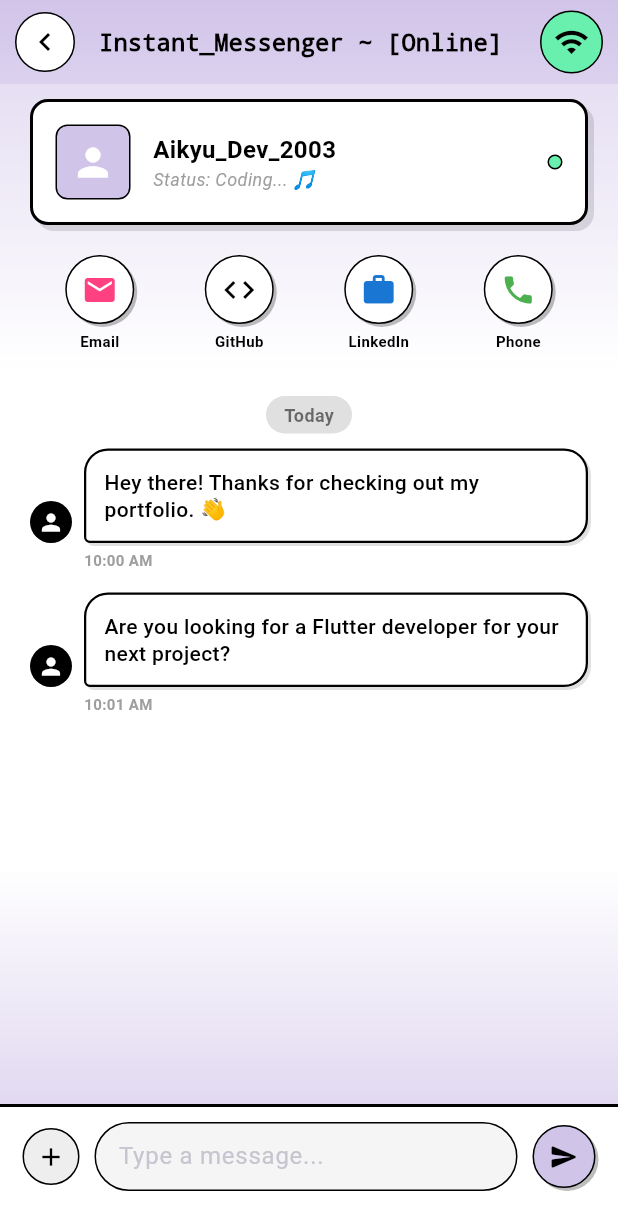
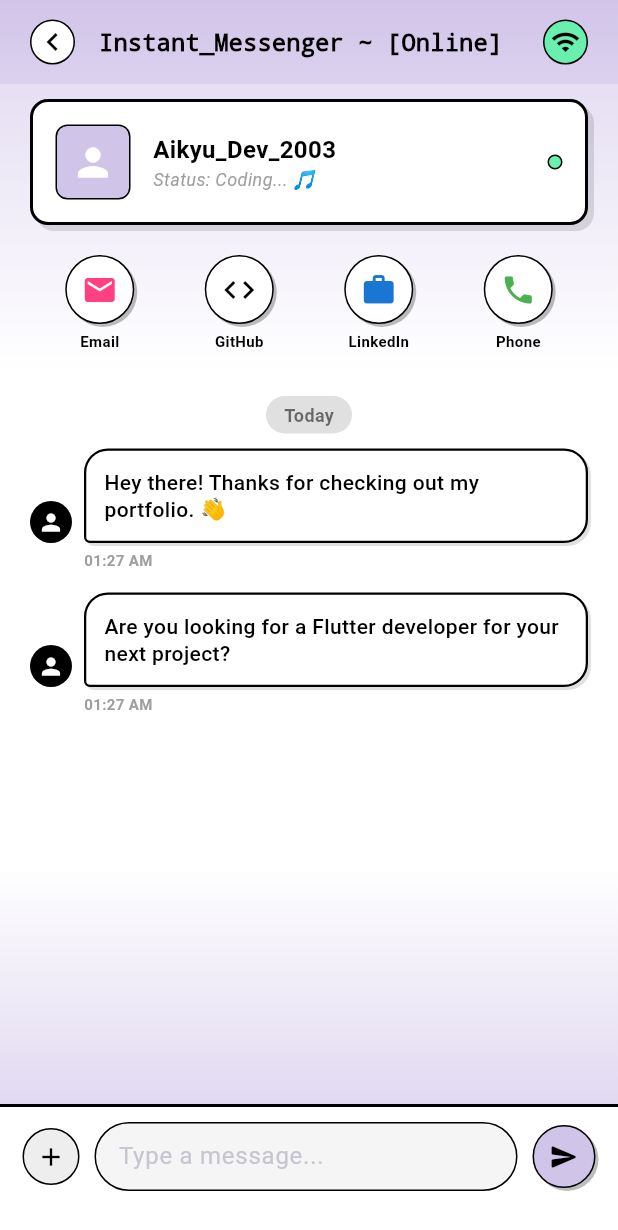
Before and after one commit to ParIQad/portfolio, a Flutter app: the ContactScreen screen opened directly, on a phone screen of 412 x 824 dp. Shown: the top 1230 px of the screen. Run offline on Flutter 3.47's test engine with Material 3 defaults, Android fonts, the phone set to English and light mode, and no system bars.

Commit message:
Adjust UI elements - page name

```diff
--- a/lib/screens/contact_screen.dart
+++ b/lib/screens/contact_screen.dart
@@ -25,8 +25,16 @@ class _ContactScreenState extends State<ContactScreen> {
 
   // 2. Dummy Chat History Data
   final List<ChatMessage> _messages = [
-    ChatMessage(text: "Hey there! Thanks for checking out my portfolio. 👋", isMe: false, time: "10:00 AM"),
-    ChatMessage(text: "Are you looking for a Flutter developer for your next project?", isMe: false, time: "10:01 AM"),
+    ChatMessage(
+      text: "Hey there! Thanks for checking out my portfolio. 👋",
+      isMe: false,
+      time: "01:27 AM",
+    ),
+    ChatMessage(
+      text: "Are you looking for a Flutter developer for your next project?",
+      isMe: false,
+      time: "01:27 AM",
+    ),
   ];
 
   Future<void> _launchURL(String urlString) async {
@@ -50,25 +58,33 @@ class _ContactScreenState extends State<ContactScreen> {
         titleSpacing: 16,
         title: const Text(
           "Instant_Messenger ~ [Online]",
-          style: TextStyle(color: Colors.black, fontWeight: FontWeight.bold, fontFamily: 'Courier', fontSize: 16),
+          style: TextStyle(
+            color: Colors.black,
+            fontWeight: FontWeight.bold,
+            fontFamily: 'Courier',
+            fontSize: 16,
+          ),
         ),
         backgroundColor: Colors.transparent,
         elevation: 0,
         leadingWidth: 50,
         leading: Padding(
-          padding: const EdgeInsets.only(left: 10, top: 8, bottom: 8, right: 0),
+          padding: const EdgeInsets.only(left: 20, top: 8, bottom: 8, right: 0),
           child: GestureDetector(
             onTap: () => Navigator.pop(context),
             child: Container(
               decoration: BoxDecoration(
                 color: Colors.white,
                 shape: BoxShape.circle,
-                border: Border.all(color: Colors.black, width: 1), // The black border
+                border: Border.all(
+                  color: Colors.black,
+                  width: 1,
+                ), // The black border
               ),
               child: const Icon(
                 Icons.chevron_left, // Use chevron for that specific look
                 color: Colors.black,
-                size: 24
+                size: 24,
               ),
             ),
           ),
@@ -76,15 +92,15 @@ class _ContactScreenState extends State<ContactScreen> {
         actions: [
           // A little retro decorative button
           Container(
-             margin: const EdgeInsets.only(right: 10),
-             padding: const EdgeInsets.all(8),
+            margin: const EdgeInsets.only(right: 20),
+            padding: const EdgeInsets.all(4),
             decoration: BoxDecoration(
               border: Border.all(color: Colors.black),
               shape: BoxShape.circle,
-                color: Colors.greenAccent
+              color: Colors.greenAccent,
             ),
-             child: const Icon(Icons.wifi, size: 24, color: Colors.black)
-           )
+            child: const Icon(Icons.wifi, size: 20, color: Colors.black),
+          ),
         ],
       ),
       // 3. Main Layout switched to Column for expanding chat area
@@ -104,30 +120,63 @@ class _ContactScreenState extends State<ContactScreen> {
                   decoration: BoxDecoration(
                     color: Colors.white,
                     border: Border.all(color: Colors.black, width: 2),
-                    boxShadow: const [BoxShadow(color: Colors.black12, offset: Offset(4, 4), blurRadius: 0)],
+                    boxShadow: const [
+                      BoxShadow(
+                        color: Colors.black12,
+                        offset: Offset(4, 4),
+                        blurRadius: 0,
+                      ),
+                    ],
                     borderRadius: BorderRadius.circular(12),
                   ),
                   child: Row(
                     children: [
                       Container(
-                        width: 50, height: 50,
+                        width: 50,
+                        height: 50,
                         decoration: BoxDecoration(
                           color: const Color(0xFFD1C4E9),
                           border: Border.all(color: Colors.black),
                           borderRadius: BorderRadius.circular(8),
                         ),
-                        child: const Icon(Icons.person, size: 30, color: Colors.white),
+                        child: const Icon(
+                          Icons.person,
+                          size: 30,
+                          color: Colors.white,
+                        ),
                       ),
                       const SizedBox(width: 15),
                       const Column(
                         crossAxisAlignment: CrossAxisAlignment.start,
                         children: [
-                          Text("Aikyu_Dev_2003", style: TextStyle(fontWeight: FontWeight.bold, fontSize: 16, color: Colors.black)),
-                          Text("Status: Coding... 🎵", style: TextStyle(color: Colors.grey, fontStyle: FontStyle.italic, fontSize: 12)),
+                          Text(
+                            "Aikyu_Dev_2003",
+                            style: TextStyle(
+                              fontWeight: FontWeight.bold,
+                              fontSize: 16,
+                              color: Colors.black,
+                            ),
+                          ),
+                          Text(
+                            "Status: Coding... 🎵",
+                            style: TextStyle(
+                              color: Colors.grey,
+                              fontStyle: FontStyle.italic,
+                              fontSize: 12,
+                            ),
+                          ),
                         ],
                       ),
                       const Spacer(),
-                      Container(width: 10, height: 10, decoration: BoxDecoration(color: Colors.greenAccent, shape: BoxShape.circle, border: Border.all(color: Colors.black))),
+                      Container(
+                        width: 10,
+                        height: 10,
+                        decoration: BoxDecoration(
+                          color: Colors.greenAccent,
+                          shape: BoxShape.circle,
+                          border: Border.all(color: Colors.black),
+                        ),
+                      ),
                     ],
                   ),
                 ),
@@ -136,10 +185,30 @@ class _ContactScreenState extends State<ContactScreen> {
                 Row(
                   mainAxisAlignment: MainAxisAlignment.spaceAround,
                   children: [
-                    _buildSocialButton(Icons.email, "Email", Colors.pinkAccent, () => _copyToClipboard(context, "parichad.w@kkumail.com")),
-                    _buildSocialButton(Icons.code, "GitHub", Colors.black, () => _launchURL("https://github.com")),
-                    _buildSocialButton(Icons.work, "LinkedIn", Colors.blue[700]!, () => _launchURL("https://www.linkedin.com")),
-                    _buildSocialButton(Icons.phone, "Phone", Colors.green, () => _copyToClipboard(context, "+66 97 358 3442")),
+                    _buildSocialButton(
+                      Icons.email,
+                      "Email",
+                      Colors.pinkAccent,
+                      () => _copyToClipboard(context, "parichad.w@kkumail.com"),
+                    ),
+                    _buildSocialButton(
+                      Icons.code,
+                      "GitHub",
+                      Colors.black,
+                      () => _launchURL("https://github.com"),
+                    ),
+                    _buildSocialButton(
+                      Icons.work,
+                      "LinkedIn",
+                      Colors.blue[700]!,
+                      () => _launchURL("https://www.linkedin.com"),
+                    ),
+                    _buildSocialButton(
+                      Icons.phone,
+                      "Phone",
+                      Colors.green,
+                      () => _copyToClipboard(context, "+66 97 358 3442"),
+                    ),
                   ],
                 ),
               ],
@@ -153,9 +222,16 @@ class _ContactScreenState extends State<ContactScreen> {
               padding: const EdgeInsets.symmetric(horizontal: 12, vertical: 4),
               decoration: BoxDecoration(
                 color: Colors.black12,
-                borderRadius: BorderRadius.circular(20)
+                borderRadius: BorderRadius.circular(20),
               ),
-              child: const Text("Today", style: TextStyle(fontSize: 12, fontWeight: FontWeight.bold, color: Colors.black54)),
+              child: const Text(
+                "Today",
+                style: TextStyle(
+                  fontSize: 12,
+                  fontWeight: FontWeight.bold,
+                  color: Colors.black54,
+                ),
+              ),
             ),
           ),
 
@@ -184,14 +260,18 @@ class _ContactScreenState extends State<ContactScreen> {
     return Padding(
       padding: const EdgeInsets.only(bottom: 15.0),
       child: Column(
-        crossAxisAlignment: message.isMe ? CrossAxisAlignment.end : CrossAxisAlignment.start,
+        crossAxisAlignment: message.isMe
+            ? CrossAxisAlignment.end
+            : CrossAxisAlignment.start,
         children: [
           Row(
-             mainAxisAlignment: message.isMe ? MainAxisAlignment.end : MainAxisAlignment.start,
+            mainAxisAlignment: message.isMe
+                ? MainAxisAlignment.end
+                : MainAxisAlignment.start,
             crossAxisAlignment: CrossAxisAlignment.end,
             children: [
               // If not me, show small avatar
-              if(!message.isMe) ...[
+              if (!message.isMe) ...[
                 const CircleAvatar(
                   radius: 14,
                   backgroundColor: Colors.black,
@@ -206,21 +286,38 @@ class _ContactScreenState extends State<ContactScreen> {
                   padding: const EdgeInsets.all(12),
                   decoration: BoxDecoration(
                     // Different color for me vs other
-                    color: message.isMe ? const Color(0xFFD1C4E9) : Colors.white,
+                    color: message.isMe
+                        ? const Color(0xFFD1C4E9)
+                        : Colors.white,
                     // Retro border and shadow
                     border: Border.all(color: Colors.black, width: 1.5),
-                    boxShadow: const [BoxShadow(color: Colors.black12, offset: Offset(2, 2), blurRadius: 0)],
+                    boxShadow: const [
+                      BoxShadow(
+                        color: Colors.black12,
+                        offset: Offset(2, 2),
+                        blurRadius: 0,
+                      ),
+                    ],
                     // Round corners differently based on sender
                     borderRadius: BorderRadius.only(
                       topLeft: const Radius.circular(16),
                       topRight: const Radius.circular(16),
-                      bottomLeft: message.isMe ? const Radius.circular(16) : const Radius.circular(4),
-                      bottomRight: message.isMe ? const Radius.circular(4) : const Radius.circular(16),
+                      bottomLeft: message.isMe
+                          ? const Radius.circular(16)
+                          : const Radius.circular(4),
+                      bottomRight: message.isMe
+                          ? const Radius.circular(4)
+                          : const Radius.circular(16),
                     ),
                   ),
                   child: Text(
                     message.text,
-                    style: const TextStyle(fontSize: 14, fontWeight: FontWeight.w500, height: 1.3, color: Colors.black),
+                    style: const TextStyle(
+                      fontSize: 14,
+                      fontWeight: FontWeight.w500,
+                      height: 1.3,
+                      color: Colors.black,
+                    ),
                   ),
                 ),
               ),
@@ -231,7 +328,11 @@ class _ContactScreenState extends State<ContactScreen> {
             padding: const EdgeInsets.only(top: 4, left: 36, right: 8),
             child: Text(
               message.time,
-              style: const TextStyle(fontSize: 10, color: Colors.grey, fontWeight: FontWeight.bold),
+              style: const TextStyle(
+                fontSize: 10,
+                color: Colors.grey,
+                fontWeight: FontWeight.bold,
+              ),
             ),
           ),
         ],
@@ -242,7 +343,12 @@ class _ContactScreenState extends State<ContactScreen> {
   // 5. Widget for the bottom input field
   Widget _buildInputArea() {
     return Container(
-      padding: const EdgeInsets.fromLTRB(15, 10, 15, 30), // Extra bottom padding for iOS
+      padding: const EdgeInsets.fromLTRB(
+        15,
+        10,
+        15,
+        30,
+      ), // Extra bottom padding for iOS
       decoration: const BoxDecoration(
         color: Colors.white,
         border: Border(top: BorderSide(color: Colors.black, width: 2)),
@@ -255,7 +361,7 @@ class _ContactScreenState extends State<ContactScreen> {
             decoration: BoxDecoration(
               border: Border.all(color: Colors.black),
               shape: BoxShape.circle,
-               color: Colors.grey[200]
+              color: Colors.grey[200],
             ),
             child: const Icon(Icons.add, color: Colors.black, size: 20),
           ),
@@ -276,7 +382,7 @@ class _ContactScreenState extends State<ContactScreen> {
                   hintText: "Type a message...",
                   border: InputBorder.none,
                   isDense: true,
-                  contentPadding: EdgeInsets.symmetric(vertical: 10)
+                  contentPadding: EdgeInsets.symmetric(vertical: 10),
                 ),
               ),
             ),
@@ -291,9 +397,19 @@ class _ContactScreenState extends State<ContactScreen> {
                 color: const Color(0xFFD1C4E9), // Theme color
                 border: Border.all(color: Colors.black),
                 shape: BoxShape.circle,
-                 boxShadow: const [BoxShadow(color: Colors.black26, offset: Offset(2,2), blurRadius: 0)]
+                boxShadow: const [
+                  BoxShadow(
+                    color: Colors.black26,
+                    offset: Offset(2, 2),
+                    blurRadius: 0,
                   ),
-              child: const Icon(Icons.send_rounded, color: Colors.black, size: 20),
+                ],
+              ),
+              child: const Icon(
+                Icons.send_rounded,
+                color: Colors.black,
+                size: 20,
+              ),
             ),
           ),
         ],
@@ -304,11 +420,14 @@ class _ContactScreenState extends State<ContactScreen> {
   void _sendMessage() {
     if (_messageController.text.isNotEmpty) {
       setState(() {
-        _messages.add(ChatMessage(
+        _messages.add(
+          ChatMessage(
             text: _messageController.text,
             isMe: true,
-          time: "${DateTime.now().hour}:${DateTime.now().minute.toString().padLeft(2,'0')}"
-        ));
+            time:
+                "${DateTime.now().hour}:${DateTime.now().minute.toString().padLeft(2, '0')}",
+          ),
+        );
         _messageController.clear();
       });
       // Scroll to bottom after sending
@@ -323,18 +442,41 @@ class _ContactScreenState extends State<ContactScreen> {
   }
 
   // Helper for social buttons (kept from before)
-  Widget _buildSocialButton(IconData icon, String label, Color color, VoidCallback onTap) {
+  Widget _buildSocialButton(
+    IconData icon,
+    String label,
+    Color color,
+    VoidCallback onTap,
+  ) {
     return GestureDetector(
       onTap: onTap,
       child: Column(
         children: [
           Container(
             padding: const EdgeInsets.all(10),
-            decoration: BoxDecoration(color: Colors.white, border: Border.all(color: Colors.black), shape: BoxShape.circle, boxShadow: const [BoxShadow(color: Colors.black26, offset: Offset(2, 2), blurRadius: 0)]),
+            decoration: BoxDecoration(
+              color: Colors.white,
+              border: Border.all(color: Colors.black),
+              shape: BoxShape.circle,
+              boxShadow: const [
+                BoxShadow(
+                  color: Colors.black26,
+                  offset: Offset(2, 2),
+                  blurRadius: 0,
+                ),
+              ],
+            ),
             child: Icon(icon, color: color, size: 24),
           ),
           const SizedBox(height: 4),
-          Text(label, style: const TextStyle(fontWeight: FontWeight.bold, fontSize: 10, color: Colors.black)),
+          Text(
+            label,
+            style: const TextStyle(
+              fontWeight: FontWeight.bold,
+              fontSize: 10,
+              color: Colors.black,
+            ),
+          ),
         ],
       ),
     );
@@ -342,6 +484,11 @@ class _ContactScreenState extends State<ContactScreen> {
 
   void _copyToClipboard(BuildContext context, String text) {
     Clipboard.setData(ClipboardData(text: text));
-    ScaffoldMessenger.of(context).showSnackBar(SnackBar(content: Text("Copied '$text' to clipboard!"), duration: const Duration(seconds: 1)));
+    ScaffoldMessenger.of(context).showSnackBar(
+      SnackBar(
+        content: Text("Copied '$text' to clipboard!"),
+        duration: const Duration(seconds: 1),
+      ),
+    );
   }
 }
```
Also changed, not shown: lib/screens/experiance_screen.dart (+24 -6 lines), lib/screens/profile_screen.dart (+23 -5 lines), lib/screens/skills_screen.dart (+23 -4 lines). Lines whose indentation alone changed are shown as unchanged.
